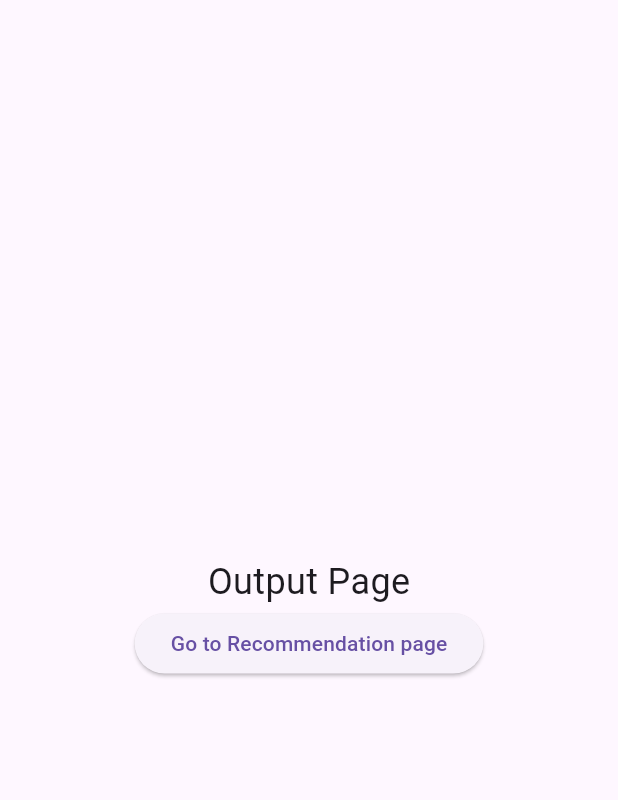
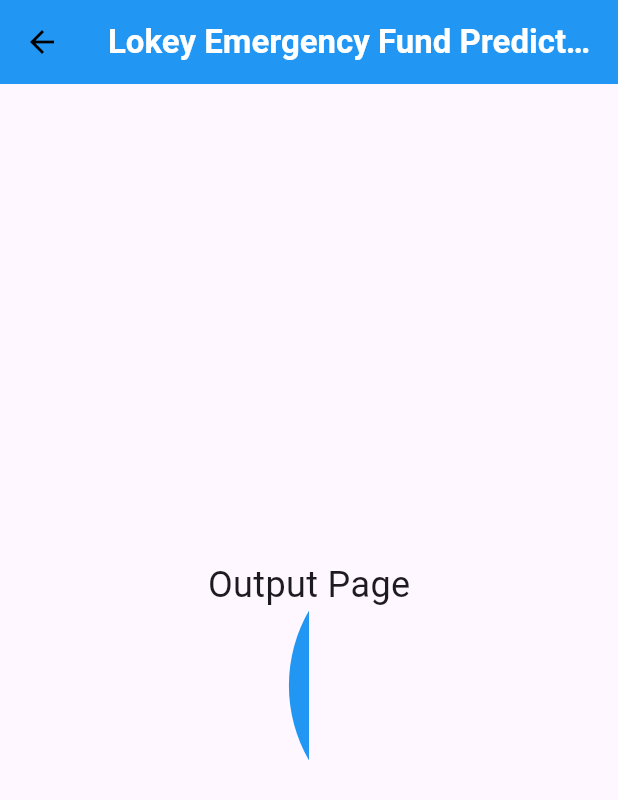
Before and after one commit to MustafaJP/LOKEY, a Flutter app: the screen it shows after launch, after a tap on "Go to output page", on a phone screen of 412 x 824 dp. Shown: the top 800 px of the screen. Run offline on Flutter 3.47's test engine with Material 3 defaults, Android fonts, the phone set to English and light mode, and no system bars.

Commit message:
Add changes to output

```diff
--- a/lokey/lib/home_page.dart
+++ b/lokey/lib/home_page.dart
@@ -6,6 +6,15 @@ class HomePage extends StatelessWidget {
   @override
   Widget build(BuildContext context) {
     return Scaffold(
+      appBar: AppBar(
+        iconTheme: const IconThemeData(color: Colors.black),
+        title: const Text(
+          'Lokey Emergency Fund Predictor',
+          style: TextStyle(color: Colors.white, fontWeight: FontWeight.bold),
+        ),
+        centerTitle: true,
+        backgroundColor: Colors.blue,
+      ),
       body: Center(
         child: Column(
           mainAxisAlignment: MainAxisAlignment.center,
--- a/lokey/lib/output_page.dart
+++ b/lokey/lib/output_page.dart
@@ -1,4 +1,5 @@
 import 'package:flutter/material.dart';
+import 'package:lokey/widget/half_wheel.dart';
 
 class OutputPage extends StatelessWidget {
   const OutputPage({super.key});
@@ -6,6 +7,15 @@ class OutputPage extends StatelessWidget {
   @override
   Widget build(BuildContext context) {
     return Scaffold(
+      appBar: AppBar(
+        iconTheme: const IconThemeData(color: Colors.black),
+        title: const Text(
+          'Lokey Emergency Fund Predictor',
+          style: TextStyle(color: Colors.white, fontWeight: FontWeight.bold),
+        ),
+        centerTitle: true,
+        backgroundColor: Colors.blue,
+      ),
       body: Center(
         child: Column(
           mainAxisAlignment: MainAxisAlignment.center,
@@ -14,12 +24,12 @@ class OutputPage extends StatelessWidget {
               'Output Page',
               style: TextStyle(fontSize: 24),
             ),
-            ElevatedButton(
-              child: const Text('Go to Recommendation page'),
-              onPressed: () {
-                // Navigate to the About Page
-                Navigator.pushNamed(context, '/recommendation');
-              },
+            Container(
+              width: 200,
+              height: 100,
+              child: CustomPaint(
+                painter: HalfCirclePainter(),
+              ),
             )
           ],
         ),
--- /dev/null
+++ b/lokey/lib/widget/half_wheel.dart
@@ -0,0 +1,26 @@
+import 'package:flutter/material.dart';
+
+class HalfCirclePainter extends CustomPainter {
+  @override
+  void paint(Canvas canvas, Size size) {
+    final paint = Paint()
+      ..color = Colors.blue
+      ..style = PaintingStyle.fill;
+
+    final path = Path()
+      ..moveTo(size.width / 2, 0)
+      ..arcToPoint(
+        Offset(size.width / 2, size.height),
+        radius: Radius.circular(size.width / 2),
+        clockwise: false,
+      )
+      ..close();
+
+    canvas.drawPath(path, paint);
+  }
+
+  @override
+  bool shouldRepaint(CustomPainter oldDelegate) {
+    return false;
+  }
+}
```
